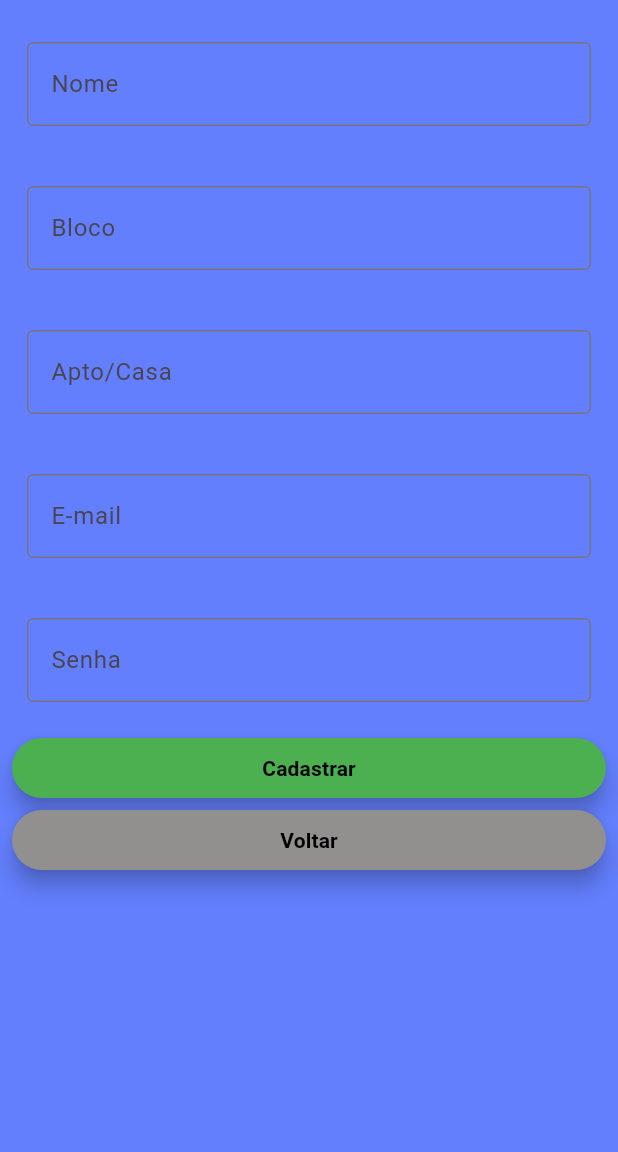
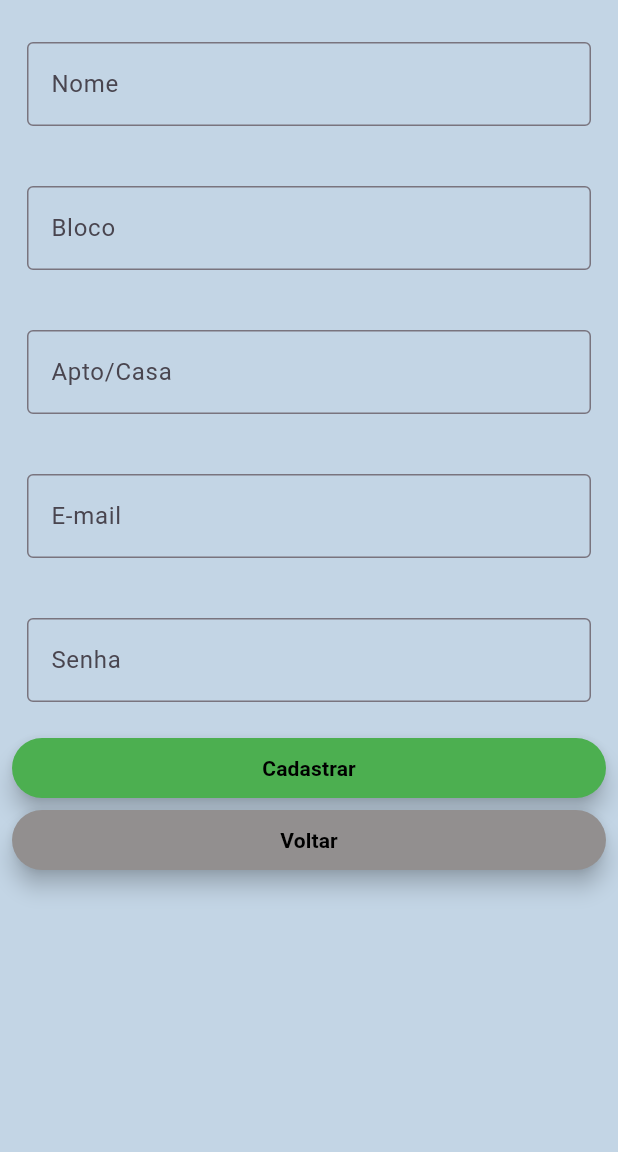
Before and after one commit to carlosnsilva/residence-app, a Flutter app: the screen it shows after launch, after a tap on "Cadastre-se", on a phone screen of 412 x 824 dp, the part 84-1236 px from its top. Run offline on Flutter 3.47's test engine with Material 3 defaults, Android fonts, the phone set to English and light mode, and no system bars; network calls fail.

Commit message:
Fix: Alterando imagem e melhorando a cor

```diff
--- a/residence-app/residence/lib/loginPage.dart
+++ b/residence-app/residence/lib/loginPage.dart
@@ -60,7 +60,7 @@ class MyLogin extends StatelessWidget {
               );
         },
         style: ElevatedButton.styleFrom(
-          backgroundColor: Color.fromARGB(255, 212, 240, 55),
+          backgroundColor: Color.fromARGB(255, 51, 49, 126),
           elevation: 6,
           padding: EdgeInsetsDirectional.all(8)
         ),
@@ -85,7 +85,7 @@ class SecondPage extends StatelessWidget {
   Widget build(BuildContext context) {
     const appTitulo = 'Residence';
     return Scaffold(
-      backgroundColor: Color.fromARGB(255, 99, 127, 253),
+      backgroundColor: Color.fromARGB(255, 195, 213, 229),
       appBar: AppBar(title: Text(appTitulo),),
       body: Center(
         child: RegisterUser()
@@ -100,7 +100,7 @@ class HomePage extends StatelessWidget {
   @override
   Widget build(BuildContext context) {
     return Scaffold(
-      backgroundColor: Color.fromARGB(255, 99, 127, 253),
+      backgroundColor: Color.fromARGB(255, 195, 213, 229),
       body: Center(
         child: homeUser()
       ),
--- a/residence-app/residence/lib/main.dart
+++ b/residence-app/residence/lib/main.dart
@@ -15,7 +15,7 @@ class MyApp extends StatelessWidget {
     return MaterialApp(
       title: appTitulo,
       home: Scaffold(
-        backgroundColor: Color.fromARGB(255, 99, 127, 253),
+        backgroundColor: Color.fromARGB(255, 195, 213, 229),
         appBar: AppBar(title: const Text(appTitulo),),
         body: const MyLogin()
       ),
```
Also changed, not shown: residence-app/residence/assets/images/logo-1.png, residence-app/residence/assets/images/logo-10.png (added).
